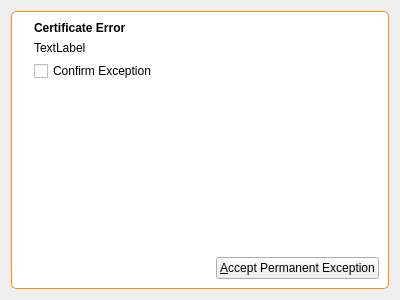
Qt form 2.x/UI/dooble_certificate_exceptions_widget.ui (textbrowser/dooble) before a commit.
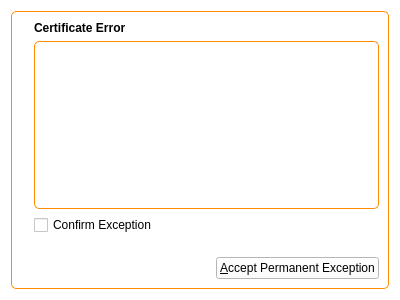
The same form after that commit. Icons and pictures are not drawn.

Commit message: Prevent wayward links.

```diff
--- a/2.x/UI/dooble_certificate_exceptions_widget.ui
+++ b/2.x/UI/dooble_certificate_exceptions_widget.ui
@@ -13,6 +13,9 @@
   <property name="windowTitle">
    <string>Form</string>
   </property>
+  <property name="styleSheet">
+   <string notr="true">QWidget {background-color: white;}</string>
+  </property>
   <layout class="QVBoxLayout" name="verticalLayout">
    <item>
     <widget class="QFrame" name="frame">
@@ -66,17 +69,7 @@
            </widget>
           </item>
           <item>
-           <widget class="QLabel" name="label">
-            <property name="styleSheet">
-             <string notr="true">QLabel {border: none;}</string>
-            </property>
-            <property name="text">
-             <string>TextLabel</string>
-            </property>
-            <property name="wordWrap">
-             <bool>true</bool>
-            </property>
-           </widget>
+           <widget class="QTextBrowser" name="label"/>
           </item>
           <item>
            <widget class="QCheckBox" name="confirm_exception">
```
